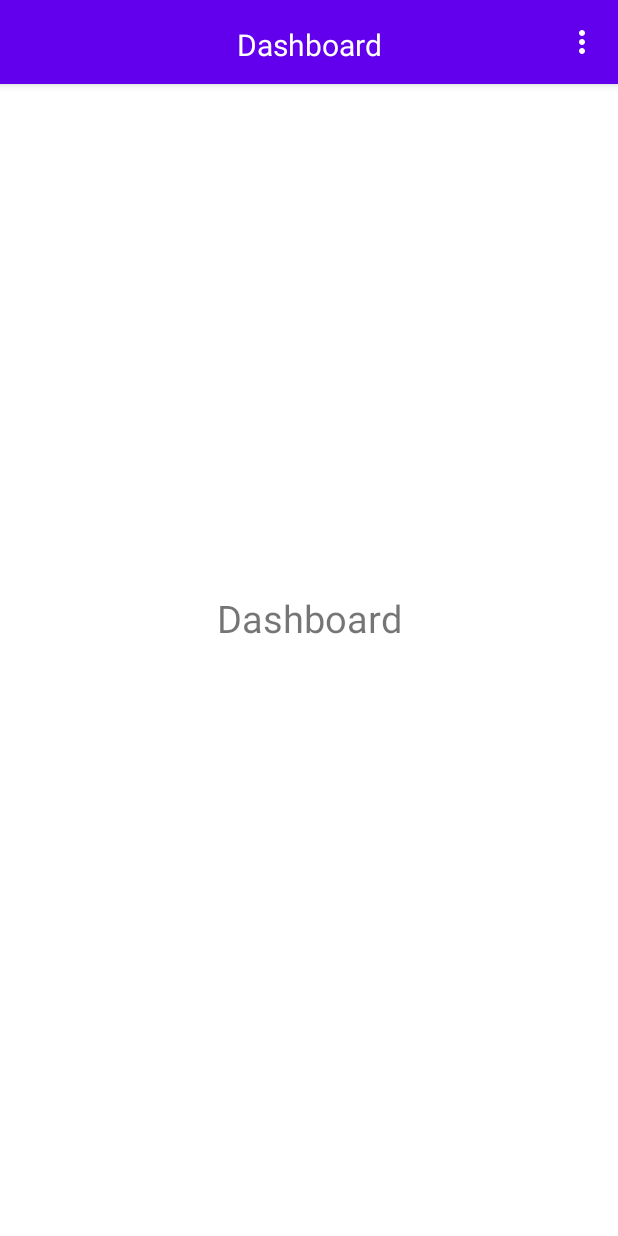
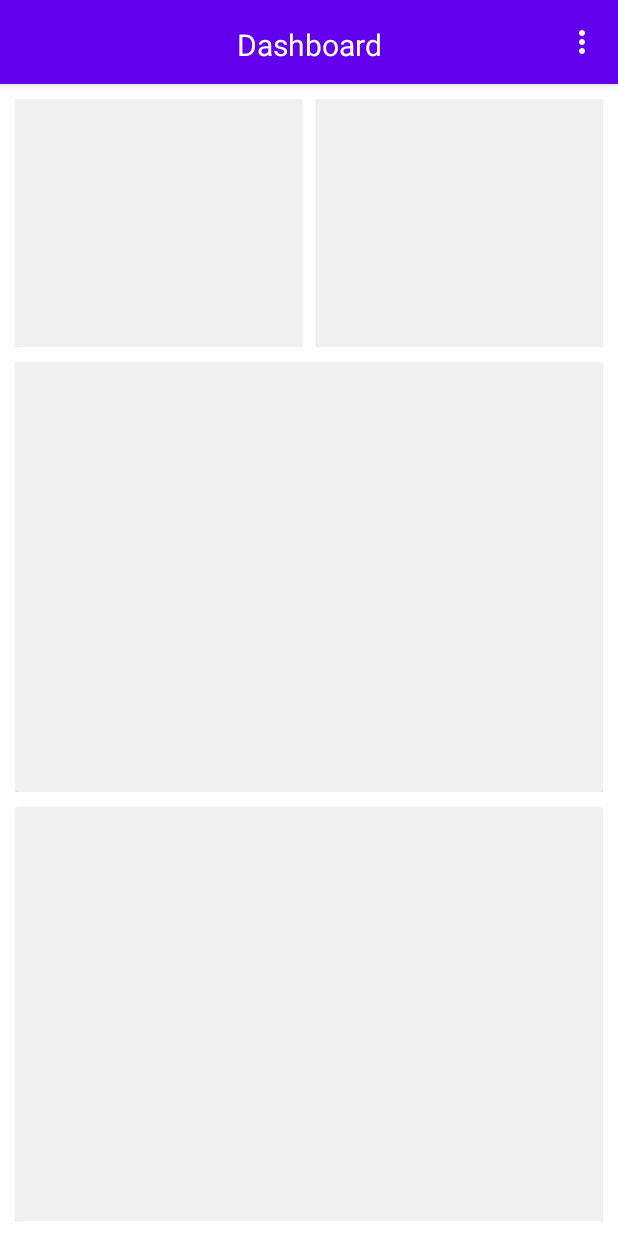
Before and after one commit to Inon-Sinn/Tradoid, an Android app: the Dashboard screen opened directly, with no data from a screen before it, on a phone screen of 412 x 824 dp. Run offline under Robolectric (Android 15) with nearby library versions, the phone set to English and light mode, and no system bars.

Commit message:
Foundation: Dashboard: Added DashBoards

```diff
--- a/app/build.gradle
+++ b/app/build.gradle
@@ -49,7 +49,7 @@ dependencies {
     androidTestImplementation 'androidx.test.ext:junit:1.1.4'
     androidTestImplementation 'androidx.test.espresso:espresso-core:3.5.0'
     // Donut chart
-    implementation 'app.futured.donut:donut:2.2.0'
+    implementation 'app.futured.donut:donut:2.2.2'
     // Candlestick chart
     implementation 'com.github.PhilJay:MPAndroidChart:v3.1.0'
 }
--- /dev/null
+++ b/app/src/main/res/drawable/ic_settings.xml
@@ -0,0 +1,5 @@
+<vector android:height="24dp" android:tint="#000000"
+    android:viewportHeight="24" android:viewportWidth="24"
+    android:width="24dp" xmlns:android="http://schemas.android.com/apk/res/android">
+    <path android:fillColor="@android:color/white" android:pathData="M19.14,12.94c0.04,-0.3 0.06,-0.61 0.06,-0.94c0,-0.32 -0.02,-0.64 -0.07,-0.94l2.03,-1.58c0.18,-0.14 0.23,-0.41 0.12,-0.61l-1.92,-3.32c-0.12,-0.22 -0.37,-0.29 -0.59,-0.22l-2.39,0.96c-0.5,-0.38 -1.03,-0.7 -1.62,-0.94L14.4,2.81c-0.04,-0.24 -0.24,-0.41 -0.48,-0.41h-3.84c-0.24,0 -0.43,0.17 -0.47,0.41L9.25,5.35C8.66,5.59 8.12,5.92 7.63,6.29L5.24,5.33c-0.22,-0.08 -0.47,0 -0.59,0.22L2.74,8.87C2.62,9.08 2.66,9.34 2.86,9.48l2.03,1.58C4.84,11.36 4.8,11.69 4.8,12s0.02,0.64 0.07,0.94l-2.03,1.58c-0.18,0.14 -0.23,0.41 -0.12,0.61l1.92,3.32c0.12,0.22 0.37,0.29 0.59,0.22l2.39,-0.96c0.5,0.38 1.03,0.7 1.62,0.94l0.36,2.54c0.05,0.24 0.24,0.41 0.48,0.41h3.84c0.24,0 0.44,-0.17 0.47,-0.41l0.36,-2.54c0.59,-0.24 1.13,-0.56 1.62,-0.94l2.39,0.96c0.22,0.08 0.47,0 0.59,-0.22l1.92,-3.32c0.12,-0.22 0.07,-0.47 -0.12,-0.61L19.14,12.94zM12,15.6c-1.98,0 -3.6,-1.62 -3.6,-3.6s1.62,-3.6 3.6,-3.6s3.6,1.62 3.6,3.6S13.98,15.6 12,15.6z"/>
+</vector>
--- a/app/src/main/res/layout/activity_dashboard.xml
+++ b/app/src/main/res/layout/activity_dashboard.xml
@@ -7,6 +7,7 @@
     tools:context=".Dashboard">
 
     <com.google.android.material.appbar.AppBarLayout
+        android:id="@+id/appBarLayout8"
         android:layout_width="match_parent"
         android:layout_height="wrap_content"
         app:layout_constraintEnd_toEndOf="parent"
@@ -24,11 +25,11 @@
                 android:background="?attr/colorPrimary"
                 android:minHeight="?attr/actionBarSize"
                 android:theme="?attr/actionBarTheme"
-                app:title=" "
-                app:titleTextColor="@color/white"
                 app:layout_constraintEnd_toEndOf="parent"
                 app:layout_constraintStart_toStartOf="parent"
-                app:layout_constraintTop_toTopOf="parent"/>
+                app:layout_constraintTop_toTopOf="parent"
+                app:title=" "
+                app:titleTextColor="@color/white" />
 
             <TextView
                 android:id="@+id/textView2"
@@ -47,15 +48,71 @@
 
     </com.google.android.material.appbar.AppBarLayout>
 
-    <TextView
-        android:id="@+id/textView"
-        android:textSize="25sp"
-        android:layout_width="wrap_content"
-        android:layout_height="wrap_content"
-        android:text="Dashboard"
+    <LinearLayout
+        android:id="@+id/linearLayout"
+        android:layout_width="match_parent"
+        android:layout_height="175dp"
+        android:orientation="horizontal"
+        android:paddingLeft="10dp"
+        android:paddingTop="10dp"
+        android:paddingRight="10dp"
+        app:layout_constraintEnd_toEndOf="parent"
+        app:layout_constraintStart_toStartOf="parent"
+        app:layout_constraintTop_toBottomOf="@+id/appBarLayout8">
+
+        <androidx.cardview.widget.CardView
+            android:layout_width="match_parent"
+            android:layout_height="match_parent"
+            android:layout_marginRight="5dp"
+            android:layout_weight="1"
+            app:cardBackgroundColor="#F0F0F0"
+            app:cardElevation="2dp"
+            app:cardMaxElevation="2dp" />
+
+        <androidx.cardview.widget.CardView
+            android:layout_width="match_parent"
+            android:layout_height="match_parent"
+            android:layout_marginLeft="5dp"
+            android:layout_weight="1"
+            app:cardBackgroundColor="#F0F0F0"
+            app:cardElevation="2dp"
+            app:cardMaxElevation="2dp" />
+    </LinearLayout>
+
+    <LinearLayout
+        android:id="@+id/linearLayout2"
+        android:layout_width="match_parent"
+        android:layout_height="0dp"
+        android:orientation="horizontal"
+        android:paddingLeft="10dp"
+        android:paddingTop="10dp"
+        android:paddingRight="10dp"
+        app:layout_constraintBottom_toTopOf="@+id/linearLayout3"
+        app:layout_constraintEnd_toEndOf="parent"
+        app:layout_constraintStart_toStartOf="parent"
+        app:layout_constraintTop_toBottomOf="@+id/linearLayout">
+
+        <androidx.cardview.widget.CardView
+            android:layout_width="match_parent"
+            android:layout_height="match_parent"
+            app:cardBackgroundColor="#F0F0F0" />
+    </LinearLayout>
+
+    <LinearLayout
+        android:id="@+id/linearLayout3"
+        android:layout_width="match_parent"
+        android:layout_height="0dp"
+        android:orientation="horizontal"
+        android:padding="10dp"
         app:layout_constraintBottom_toBottomOf="parent"
         app:layout_constraintEnd_toEndOf="parent"
         app:layout_constraintStart_toStartOf="parent"
-        app:layout_constraintTop_toTopOf="parent" />
+        app:layout_constraintTop_toBottomOf="@+id/linearLayout2">
+
+        <androidx.cardview.widget.CardView
+            android:layout_width="match_parent"
+            android:layout_height="match_parent"
+            app:cardBackgroundColor="#F0F0F0" />
+    </LinearLayout>
 
 </androidx.constraintlayout.widget.ConstraintLayout>
--- a/app/src/main/res/menu/user_list_menu.xml
+++ b/app/src/main/res/menu/user_list_menu.xml
@@ -35,6 +35,11 @@
                 android:icon="@drawable/ic_logout"
                 app:showAsAction="never"/>
 
+            <item android:id="@+id/menu_user_settings"
+                android:title="@string/settings"
+                android:icon="@drawable/ic_settings"
+                app:showAsAction="never"/>
+
         </menu>
     </item>
 </menu>
--- a/app/src/main/res/values/strings.xml
+++ b/app/src/main/res/values/strings.xml
@@ -7,6 +7,8 @@
     <string name="user_list">User List</string>
     <string name="dashboard">Dashboard</string>
     <string name="logout">Logout</string>
+    <string name="settings">Settings</string>
+    <string name="profile">Profile</string>
 
     <!-- TODO remove this later-->
     <string-array name="my_family">
```
